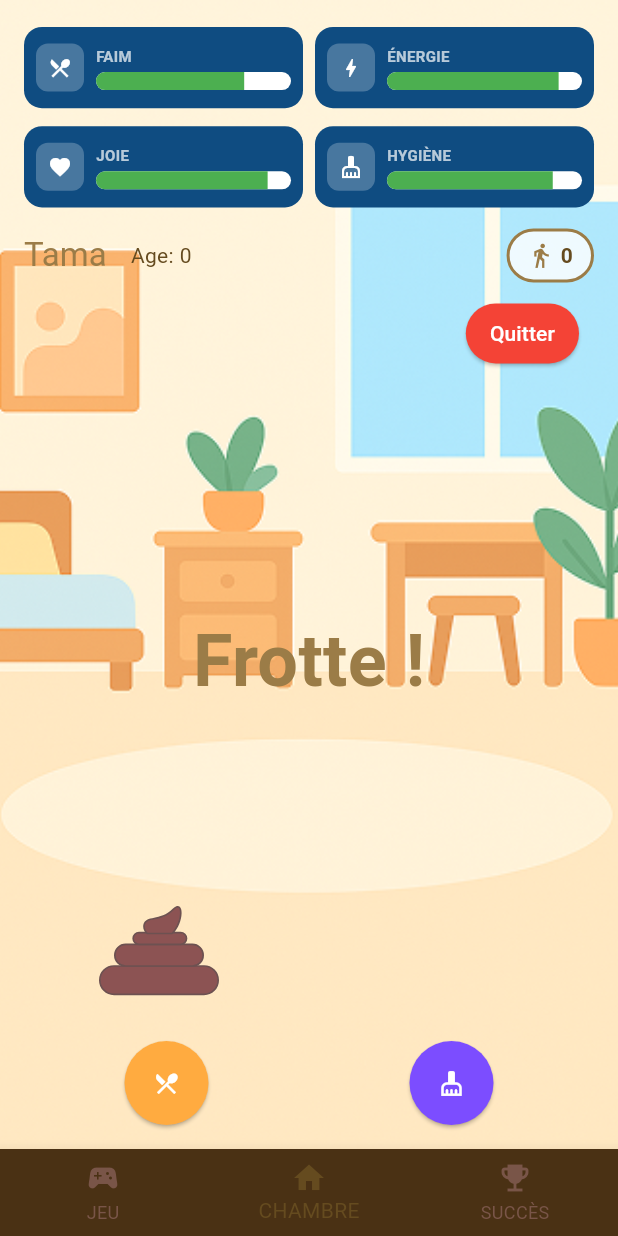
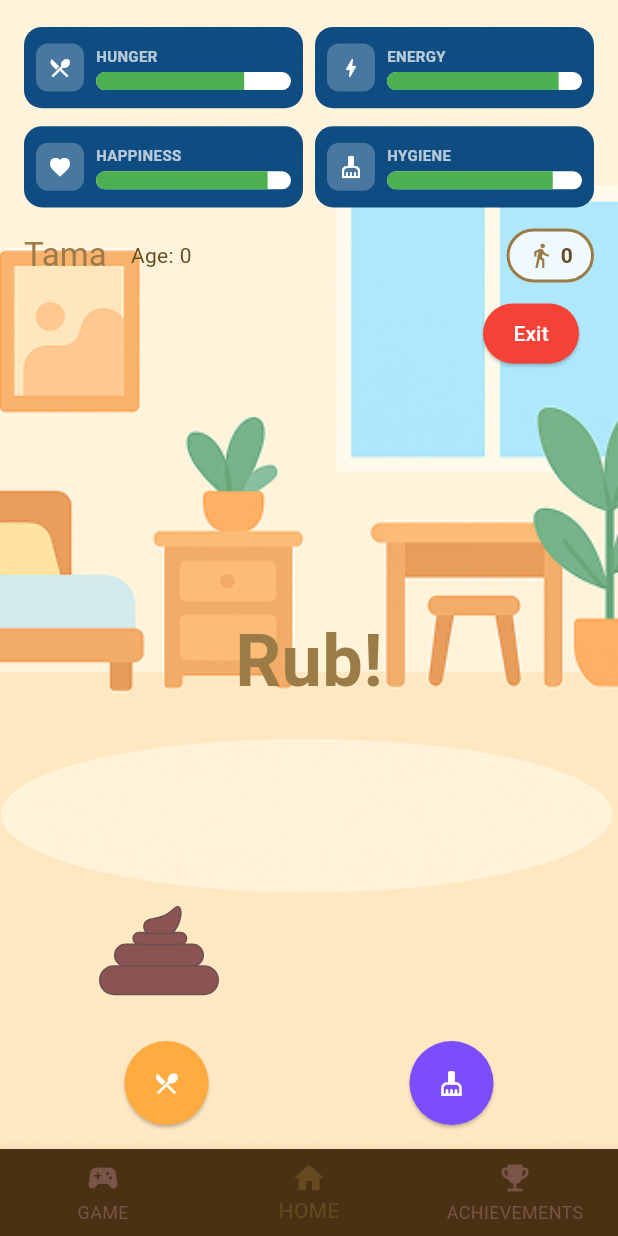
Before and after one commit to kdemont/tamagotchi_flutter, a Flutter app: the AchievementsPage screen opened directly, item 2 of the bottom bar chosen, after a tap on the "cleaning services" icon, on a phone screen of 412 x 824 dp. Run offline on Flutter 3.47's test engine with Material 3 defaults, Android fonts, the phone set to English and light mode, and no system bars; our stand-ins replace bloc, equatable, flutter_bloc, flutter_svg, lottie, pedometer and 2 more; missing offline and left inert: ambient_light, slang; accounts and stored records are empty; generated files the repository leaves out were written again; network calls fail.

Commit message:
feat: add internationalization

```diff
--- a/lib/achievements/view/achievements_page.dart
+++ b/lib/achievements/view/achievements_page.dart
@@ -1,4 +1,5 @@
 import 'package:flutter/material.dart';
+import 'package:tamagotchi_flutter/gen/strings.g.dart';
 import '../../home/view/home_page.dart';
 import '../../game/view/game_page.dart';
 import '../../shared/widgets/bottom_nav_bar.dart';
@@ -9,8 +10,8 @@ class AchievementsPage extends StatelessWidget {
   @override
   Widget build(BuildContext context) {
     return Scaffold(
-      appBar: AppBar(title: const Text('Succès')),
-      body: const Center(child: Text('Page Succès - à implémenter')),
+      appBar: AppBar(title: Text(t.achievements.title)),
+      body: Center(child: Text(t.achievements.placeholder)),
       bottomNavigationBar: BottomNavBar(
         currentIndex: 2,
         onTap: (index) {
--- a/lib/game/bloc/game_bloc.dart
+++ b/lib/game/bloc/game_bloc.dart
@@ -2,6 +2,7 @@ import 'dart:math';
 
 import 'package:flutter_bloc/flutter_bloc.dart';
 import 'package:equatable/equatable.dart';
+import 'package:tamagotchi_flutter/gen/strings.g.dart';
 
 import '../../home/bloc/home_bloc.dart';
 
@@ -25,11 +26,13 @@ class GameBloc extends Bloc<GameEvent, GameState> {
     final random = Random();
     final targetNumber = random.nextInt(maxNumber - minNumber + 1) + minNumber;
 
-    emit(GamePlaying(
+    emit(
+      GamePlaying(
         targetNumber: targetNumber,
         attemptsRemaining: maxAttempts,
         score: 0,
-    ));
+      ),
+    );
   }
 
   void _onMakeGuess(MakeGuess event, Emitter<GameState> emit) {
@@ -48,27 +51,31 @@ class GameBloc extends Bloc<GameEvent, GameState> {
     } else if (newAttempts <= 0) {
       // Lost! The tamagotchi will naturally be sad as happiness decays
       // No specific action needed - the player's loss doesn't require an event
-      emit(GameLost(
+      emit(
+        GameLost(
           targetNumber: currentState.targetNumber,
           finalScore: currentState.score,
-      ));
+        ),
+      );
     } else {
       // Continue playing
       String hint;
       if (guess < currentState.targetNumber) {
-        hint = 'Plus grand !';
+        hint = t.game.hints.higher;
       } else {
-        hint = 'Plus petit !';
+        hint = t.game.hints.lower;
       }
 
       final newScore = currentState.score + 5; // Points for trying
 
-      emit(currentState.copyWith(
+      emit(
+        currentState.copyWith(
           attemptsRemaining: newAttempts,
           score: newScore,
           hint: hint,
           previousGuesses: newPreviousGuesses,
-      ));
+        ),
+      );
     }
   }
 
@@ -76,11 +83,13 @@ class GameBloc extends Bloc<GameEvent, GameState> {
     final random = Random();
     final targetNumber = random.nextInt(maxNumber - minNumber + 1) + minNumber;
 
-    emit(GamePlaying(
+    emit(
+      GamePlaying(
         targetNumber: targetNumber,
         attemptsRemaining: maxAttempts,
         score: 0,
-    ));
+      ),
+    );
   }
 
   void _onReturnHome(ReturnHome event, Emitter<GameState> emit) {
--- a/lib/home/bloc/home_bloc.dart
+++ b/lib/home/bloc/home_bloc.dart
@@ -42,7 +42,8 @@ class HomeBloc extends Bloc<HomeEvent, HomeState> {
   final AmbientLight _ambientLight = AmbientLight(frontCamera: true);
   StreamSubscription<double>? _lightSub;
 
-  static const double lightThreshold = 1; // lux threshold for darkness (camera-based sensor)
+  static const double lightThreshold = 50; // lux threshold for darkness (camera-based sensor)
+  // pour IOS
   bool? _isSleeping; // prevent multiple sleep triggers
 
   void startAccelerometer() {
@@ -441,7 +442,7 @@ class HomeBloc extends Bloc<HomeEvent, HomeState> {
       final current = (state as HomeLoaded).tamagotchi;
 
       // Log light level continuously
-      //print('[💡 Light] ${lux.toStringAsFixed(1)} lux ${lux < lightThreshold ? "🌙 DARK" : "☀️ BRIGHT"}');
+      print('[💡 Light] ${lux.toStringAsFixed(1)} lux ${lux < lightThreshold ? "🌙 DARK" : "☀️ BRIGHT"}');
 
       _isSleeping ??= lux < lightThreshold;
 
--- a/lib/home/view/home_page.dart
+++ b/lib/home/view/home_page.dart
@@ -3,6 +3,7 @@ import 'package:flutter_bloc/flutter_bloc.dart';
 // removed unused imports
 
 import 'package:lottie/lottie.dart';
+import 'package:tamagotchi_flutter/gen/strings.g.dart';
 import 'package:tamagotchi_flutter/utils/lottie_preloader.dart';
 // visual state info accessed through model; explicit import removed
 
@@ -68,11 +69,11 @@ class _HomePageState extends State<HomePage> with WidgetsBindingObserver {
         setState(() => _selectedIndex = 1);
       });
     } else if (index == 2) {
-      Navigator.of(
-        context,
-      ).push(MaterialPageRoute(builder: (_) => const AchievementsPage())).then((_) {
-        setState(() => _selectedIndex = 1);
-      });
+      Navigator.of(context)
+          .push(MaterialPageRoute(builder: (_) => const AchievementsPage()))
+          .then((_) {
+            setState(() => _selectedIndex = 1);
+          });
     }
   }
 
@@ -103,7 +104,7 @@ class _HomePageState extends State<HomePage> with WidgetsBindingObserver {
                     child: BlocBuilder<HomeBloc, HomeState>(
                       builder: (context, state) {
                         if (state is HomeLoaded) {
-                          final t = state.tamagotchi;
+                          final tamagotchi = state.tamagotchi;
                           return Column(
                             crossAxisAlignment: CrossAxisAlignment.start,
                             children: [
@@ -118,43 +119,45 @@ class _HomePageState extends State<HomePage> with WidgetsBindingObserver {
                                 childAspectRatio: 3.2,
                                 children: [
                                   StatBar(
-                                    label: 'FAIM',
-                                    value: t.hunger,
+                                    label: t.home.stats.hunger,
+                                    value: tamagotchi.hunger,
                                     icon: Icons.restaurant_menu,
                                   ),
                                   StatBar(
-                                    label: 'ÉNERGIE',
-                                    value: t.energy,
+                                    label: t.home.stats.energy,
+                                    value: tamagotchi.energy,
                                     icon: Icons.bolt,
                                   ),
                                   StatBar(
-                                    label: 'JOIE',
-                                    value: t.happiness,
+                                    label: t.home.stats.happiness,
+                                    value: tamagotchi.happiness,
                                     icon: Icons.favorite,
                                   ),
                                   StatBar(
-                                    label: 'HYGIÈNE',
-                                    value: t.cleanliness,
+                                    label: t.home.stats.hygiene,
+                                    value: tamagotchi.cleanliness,
                                     icon: Icons.cleaning_services,
                                   ),
                                 ],
                               ),
                               const SizedBox(height: 12),
                               Row(
-                                mainAxisAlignment: MainAxisAlignment.spaceBetween,
+                                mainAxisAlignment:
+                                    MainAxisAlignment.spaceBetween,
                                 children: [
                                   Row(
                                     children: [
                                       Text(
-                                        t.name,
-                                        style: Theme.of(context)
-                                            .textTheme
-                                            .titleLarge
-                                            ?.copyWith(color: Color(0xFF9B7C47)),
+                                        tamagotchi.name,
+                                        style: Theme.of(
+                                          context,
+                                        ).textTheme.titleLarge?.copyWith(
+                                          color: Color(0xFF9B7C47),
+                                        ),
                                       ),
                                       const SizedBox(width: 16),
                                       Text(
-                                        'Age: ${t.age}',
+                                        t.home.age(age: tamagotchi.age),
                                         style: const TextStyle(
                                           color: Color(0xFF654B1F),
                                         ),
@@ -168,7 +171,9 @@ class _HomePageState extends State<HomePage> with WidgetsBindingObserver {
                                       vertical: 6,
                                     ),
                                     decoration: BoxDecoration(
-                                      color: Colors.white.withValues(alpha: 0.8),
+                                      color: Colors.white.withValues(
+                                        alpha: 0.8,
+                                      ),
                                       borderRadius: BorderRadius.circular(20),
                                       border: Border.all(
                                         color: const Color(0xFF9B7C47),
@@ -206,23 +211,32 @@ class _HomePageState extends State<HomePage> with WidgetsBindingObserver {
                                     // Wrapped in PetDetector for petting interaction
                                     if (!state.isCleaningMode)
                                       PetDetector(
-                                        enabled: t.state == VisualState.idle,
+                                        enabled:
+                                            tamagotchi.state ==
+                                            VisualState.idle,
                                         child: Center(
                                           child: _AnimationSequencePlayer(
-                                            key: ValueKey(t.state),
-                                            animations: t.state.animations,
-                                            width: MediaQuery.of(context).size.width *
+                                            key: ValueKey(tamagotchi.state),
+                                            animations:
+                                                tamagotchi.state.animations,
+                                            width:
+                                                MediaQuery.of(
+                                                  context,
+                                                ).size.width *
                                                 0.6,
-                                            onSequenceComplete: () => viewModel.nonRepeatingEventComplete(),
+                                            onSequenceComplete:
+                                                () =>
+                                                    viewModel
+                                                        .nonRepeatingEventComplete(),
                                           ),
                                         ),
                                       ),
                                     // "Frotte !" text in cleaning mode
                                     if (state.isCleaningMode)
-                                      const Center(
+                                      Center(
                                         child: Text(
-                                          'Frotte !',
-                                          style: TextStyle(
+                                          t.home.cleaning.instruction,
+                                          style: const TextStyle(
                                             fontSize: 48,
                                             fontWeight: FontWeight.bold,
                                             color: Color(0xFF9B7C47),
@@ -231,7 +245,7 @@ class _HomePageState extends State<HomePage> with WidgetsBindingObserver {
                                       ),
                                     // Poop overlay
                                     PoopOverlay(
-                                      poopCount: t.poopCount,
+                                      poopCount: tamagotchi.poopCount,
                                       isCleaningMode: state.isCleaningMode,
                                       globalRubCount: state.globalRubCount,
                                     ),
@@ -241,9 +255,10 @@ class _HomePageState extends State<HomePage> with WidgetsBindingObserver {
                                         top: 10,
                                         right: 10,
                                         child: ElevatedButton(
-                                          onPressed: () => context
-                                              .read<HomeBloc>()
-                                              .add(const ExitCleaning()),
+                                          onPressed:
+                                              () => context
+                                                  .read<HomeBloc>()
+                                                  .add(const ExitCleaning()),
                                           style: ElevatedButton.styleFrom(
                                             backgroundColor: Colors.red,
                                             foregroundColor: Colors.white,
@@ -252,7 +267,7 @@ class _HomePageState extends State<HomePage> with WidgetsBindingObserver {
                                               vertical: 8,
                                             ),
                                           ),
-                                          child: const Text('Quitter'),
+                                          child: Text(t.home.cleaning.exit),
                                         ),
                                       ),
                                   ],
@@ -268,7 +283,7 @@ class _HomePageState extends State<HomePage> with WidgetsBindingObserver {
                                   ElevatedButton(
                                     onPressed:
                                         VisualState.canInterrupt(
-                                              t.state,
+                                              tamagotchi.state,
                                               VisualState.eating,
                                             )
                                             ? viewModel.feed
@@ -285,7 +300,7 @@ class _HomePageState extends State<HomePage> with WidgetsBindingObserver {
                                       Icons.restaurant_menu,
                                       color:
                                           VisualState.canInterrupt(
-                                                t.state,
+                                                tamagotchi.state,
                                                 VisualState.eating,
                                               )
                                               ? Colors.white
@@ -295,9 +310,9 @@ class _HomePageState extends State<HomePage> with WidgetsBindingObserver {
                                   ElevatedButton(
                                     onPressed:
                                         // Allow cleaning if there are poops OR if can interrupt
-                                        (t.poopCount > 0 ||
+                                        (tamagotchi.poopCount > 0 ||
                                                 VisualState.canInterrupt(
-                                                  t.state,
+                                                  tamagotchi.state,
                                                   VisualState.cleaning,
                                                 ))
                                             ? viewModel.clean
@@ -313,9 +328,9 @@ class _HomePageState extends State<HomePage> with WidgetsBindingObserver {
                                     child: Icon(
                                       Icons.cleaning_services,
                                       color:
-                                          (t.poopCount > 0 ||
+                                          (tamagotchi.poopCount > 0 ||
                                                   VisualState.canInterrupt(
-                                                    t.state,
+                                                    tamagotchi.state,
                                                     VisualState.cleaning,
                                                   ))
                                               ? Colors.white
--- a/lib/main.dart
+++ b/lib/main.dart
@@ -1,14 +1,17 @@
 import 'package:flutter/material.dart';
 import 'package:flutter/services.dart';
 import 'app.dart';
+import 'gen/strings.g.dart';
 
 main() async {
   WidgetsFlutterBinding.ensureInitialized();
+
+  LocaleSettings.useDeviceLocale(); // add this line
 
   await SystemChrome.setPreferredOrientations([
     DeviceOrientation.portraitUp,
     DeviceOrientation.portraitDown,
   ]);
 
-  runApp(const MyApp({}));
+  runApp(TranslationProvider(child: MyApp({}))); // Wrap your app with TranslationProvider
 }
--- a/lib/shared/widgets/bottom_nav_bar.dart
+++ b/lib/shared/widgets/bottom_nav_bar.dart
@@ -1,4 +1,5 @@
 import 'package:flutter/material.dart';
+import 'package:tamagotchi_flutter/gen/strings.g.dart';
 
 /// Reusable bottom navigation bar used across app pages.
 ///
@@ -18,12 +19,18 @@ class BottomNavBar extends StatelessWidget {
     return BottomNavigationBar(
       currentIndex: currentIndex,
       onTap: onTap,
-      items: const [
-        BottomNavigationBarItem(icon: Icon(Icons.sports_esports), label: 'JEU'),
-        BottomNavigationBarItem(icon: Icon(Icons.home), label: 'CHAMBRE'),
+      items: [
         BottomNavigationBarItem(
-          icon: Icon(Icons.emoji_events),
-          label: 'SUCCÈS',
+          icon: const Icon(Icons.sports_esports),
+          label: t.nav.game,
+        ),
+        BottomNavigationBarItem(
+          icon: const Icon(Icons.home),
+          label: t.nav.home,
+        ),
+        BottomNavigationBarItem(
+          icon: const Icon(Icons.emoji_events),
+          label: t.nav.achievements,
         ),
       ],
       selectedItemColor: const Color(0xFF654B1F),
--- a/pubspec.yaml
+++ b/pubspec.yaml
@@ -30,6 +30,8 @@ environment:
 dependencies:
   flutter:
     sdk: flutter
+  flutter_localizations: # add this
+    sdk: flutter
 
   # The following adds the Cupertino Icons font to your application.
   # Use with the CupertinoIcons class for iOS style icons.
@@ -42,6 +44,9 @@ dependencies:
   ambient_light: ^0.1.4
   flutter_svg: ^2.0.10+1
   pedometer: ^4.0.1
+  slang: ^4.11.1
+  slang_flutter: ^4.11.0
+  permission_handler: ^12.0.1
 dev_dependencies:
   flutter_test:
     sdk: flutter
```
Also changed, not shown: assets/i18n/en.i18n.json (added, +51 -0 lines), assets/i18n/fr.i18n.json (added, +51 -0 lines), lib/game/view/widgets/game_lost_view.dart (+10 -9 lines), lib/game/view/widgets/game_rules_view.dart (+13 -12 lines), lib/game/view/widgets/game_won_view.dart (+10 -7 lines), lib/splash/splash_page.dart (+5 -7 lines), lib/gen/strings.g.dart (added), lib/gen/strings_en.g.dart (added), lib/gen/strings_fr.g.dart (added), pubspec.lock, 2 other files. Lines whose indentation alone changed are shown as unchanged.
